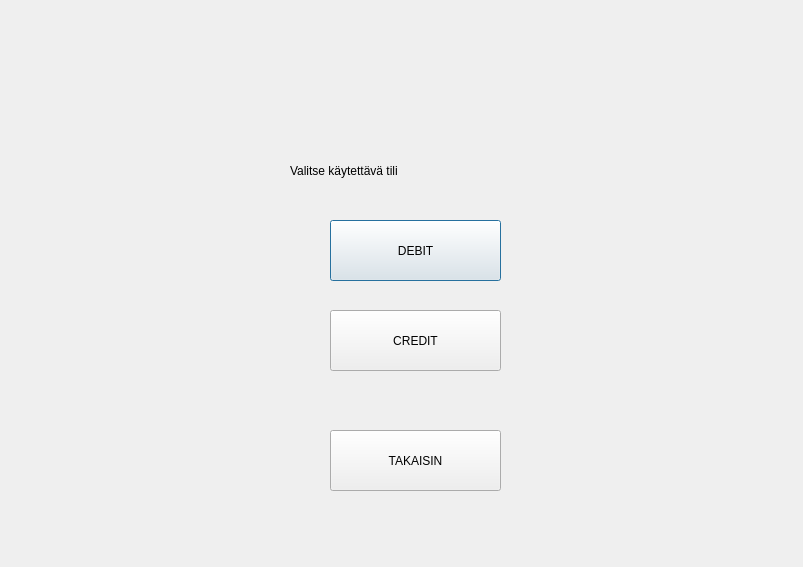
First picture: the form in bankautomat/valitsetili.ui, repository tvt21kmo-bank-project/group_8, before the edit.
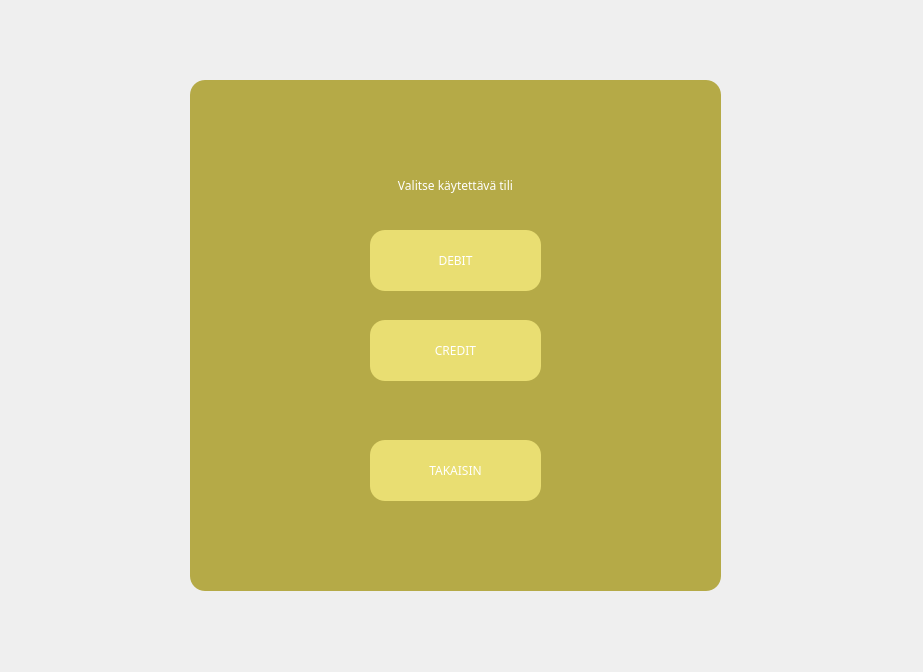
Second picture: the form after the edit.

```diff
--- a/bankautomat/valitsetili.ui
+++ b/bankautomat/valitsetili.ui
@@ -6,22 +6,58 @@
    <rect>
     <x>0</x>
     <y>0</y>
-    <width>803</width>
-    <height>567</height>
+    <width>923</width>
+    <height>672</height>
    </rect>
   </property>
   <property name="windowTitle">
    <string>Dialog</string>
   </property>
+  <property name="styleSheet">
+   <string notr="true"> *
+{
+font: century gothic;
+color:white;
+}
+QPushButton
+{
+background:#e9de72;
+border-radius:60px;
+
+}
+QPushButton
+{
+color:;
+border-radius:15px;
+}
+QFrame
+{
+background:#b5aa47;
+border-radius:15px;
+}
+QTextEdit
+{
+font: century gothic;
+color:white;
+}</string>
+  </property>
   <widget class="QPushButton" name="btnDebit">
    <property name="geometry">
     <rect>
-     <x>330</x>
-     <y>220</y>
+     <x>370</x>
+     <y>230</y>
      <width>171</width>
      <height>61</height>
     </rect>
    </property>
+   <property name="font">
+    <font>
+     <family>gothic</family>
+     <weight>50</weight>
+     <italic>false</italic>
+     <bold>false</bold>
+    </font>
+   </property>
    <property name="text">
     <string>DEBIT</string>
    </property>
@@ -29,12 +65,20 @@
   <widget class="QPushButton" name="btnCredit">
    <property name="geometry">
     <rect>
-     <x>330</x>
-     <y>310</y>
+     <x>370</x>
+     <y>320</y>
      <width>171</width>
      <height>61</height>
     </rect>
    </property>
+   <property name="font">
+    <font>
+     <family>gothic</family>
+     <weight>50</weight>
+     <italic>false</italic>
+     <bold>false</bold>
+    </font>
+   </property>
    <property name="text">
     <string>CREDIT</string>
    </property>
@@ -42,29 +86,69 @@
   <widget class="QLabel" name="labelOtsikko">
    <property name="geometry">
     <rect>
-     <x>290</x>
-     <y>150</y>
-     <width>241</width>
-     <height>41</height>
+     <x>330</x>
+     <y>160</y>
+     <width>251</width>
+     <height>51</height>
     </rect>
    </property>
+   <property name="font">
+    <font>
+     <family>gothic</family>
+     <weight>50</weight>
+     <italic>false</italic>
+     <bold>false</bold>
+    </font>
+   </property>
    <property name="text">
     <string>Valitse käytettävä tili</string>
    </property>
+   <property name="alignment">
+    <set>Qt::AlignCenter</set>
+   </property>
   </widget>
   <widget class="QPushButton" name="btnTakaisin">
    <property name="geometry">
     <rect>
-     <x>330</x>
-     <y>430</y>
+     <x>370</x>
+     <y>440</y>
      <width>171</width>
      <height>61</height>
     </rect>
    </property>
+   <property name="font">
+    <font>
+     <family>gothic</family>
+     <weight>50</weight>
+     <italic>false</italic>
+     <bold>false</bold>
+    </font>
+   </property>
    <property name="text">
     <string>TAKAISIN</string>
    </property>
   </widget>
+  <widget class="QFrame" name="frame">
+   <property name="geometry">
+    <rect>
+     <x>190</x>
+     <y>80</y>
+     <width>531</width>
+     <height>511</height>
+    </rect>
+   </property>
+   <property name="frameShape">
+    <enum>QFrame::StyledPanel</enum>
+   </property>
+   <property name="frameShadow">
+    <enum>QFrame::Raised</enum>
+   </property>
+  </widget>
+  <zorder>frame</zorder>
+  <zorder>btnDebit</zorder>
+  <zorder>btnCredit</zorder>
+  <zorder>labelOtsikko</zorder>
+  <zorder>btnTakaisin</zorder>
  </widget>
  <resources/>
  <connections/>
```
